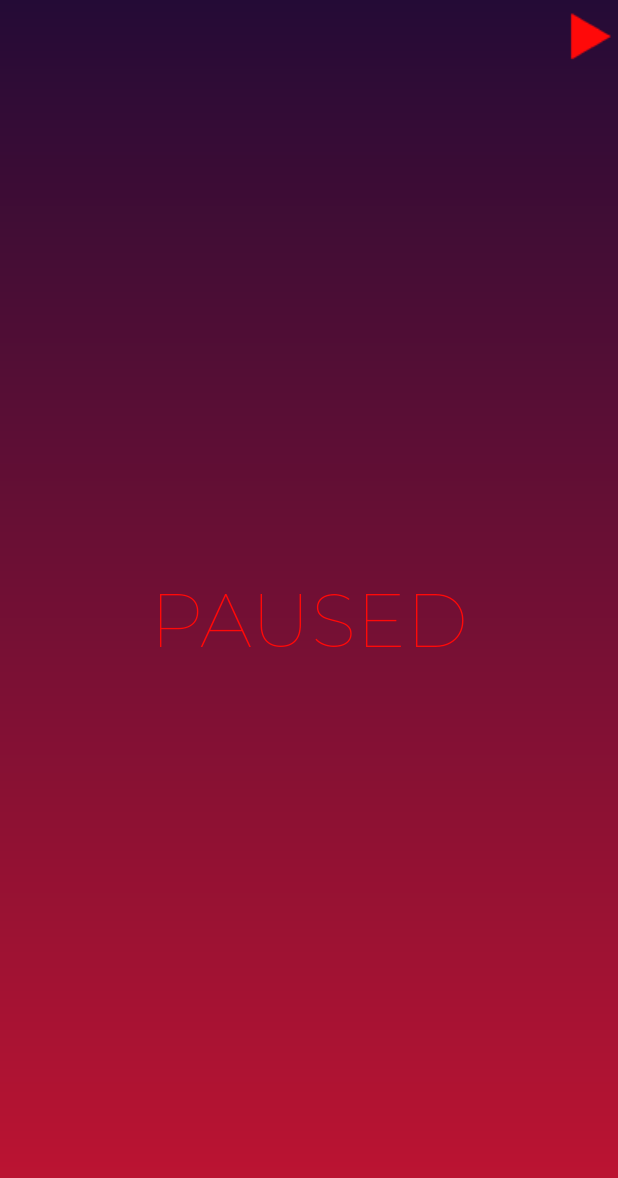
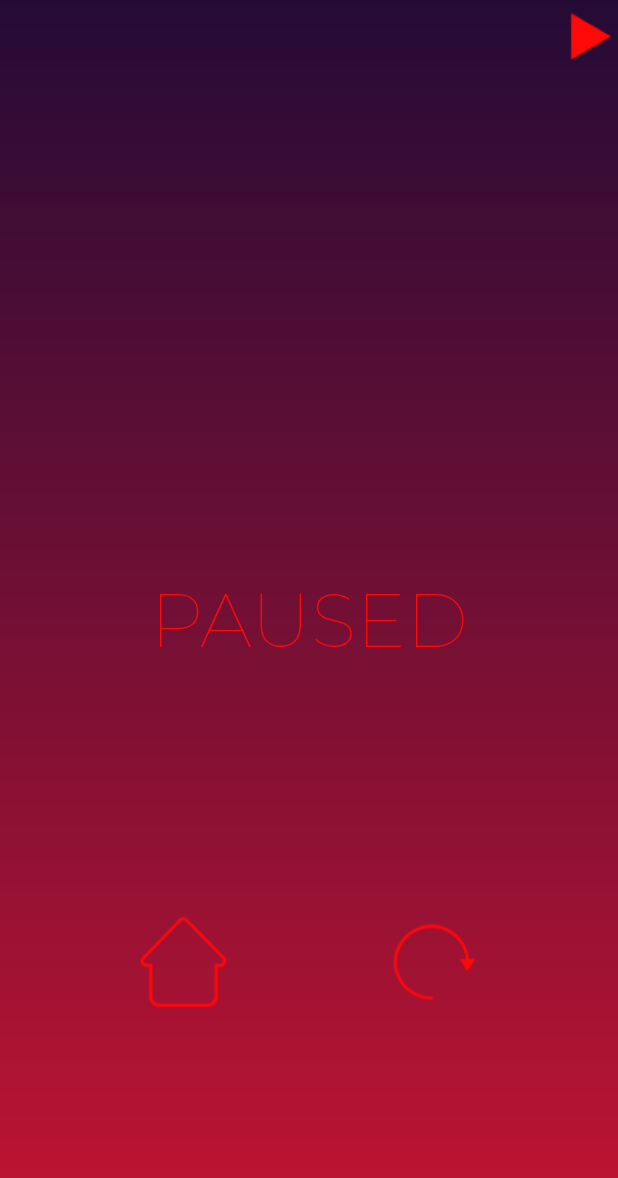
Before and after one commit to shashank2020/Death-Pool-App, an Android app: the GameActivity screen opened directly, with no data from a screen before it, after a tap on an icon or button, on a phone screen of 412 x 824 dp. Shown: the top 1178 px of the screen. Run offline under Robolectric (Android 15) with nearby library versions, the phone set to English and light mode, and no system bars.

Commit message:
minor fixes

```diff
--- a/app/src/main/java/com/example/sm472/assignmenteight/GameActivity.java
+++ b/app/src/main/java/com/example/sm472/assignmenteight/GameActivity.java
@@ -352,6 +352,8 @@ public class GameActivity extends AppCompatActivity{
         pauseOn = !pauseOn;
         if(pauseOn) {
             pauseText.setVisibility(View.VISIBLE);
+            restartButton.setVisibility(View.VISIBLE);
+            homeButton.setVisibility(View.VISIBLE);
             scoreView.setVisibility(View.INVISIBLE);
             pause.setCompoundDrawablesWithIntrinsicBounds(null,null,getResources().getDrawable( R.drawable.play),null);
 
```
